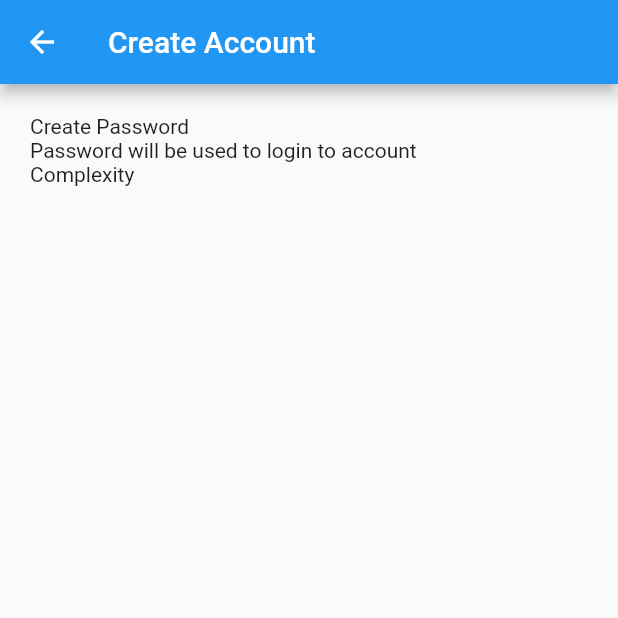
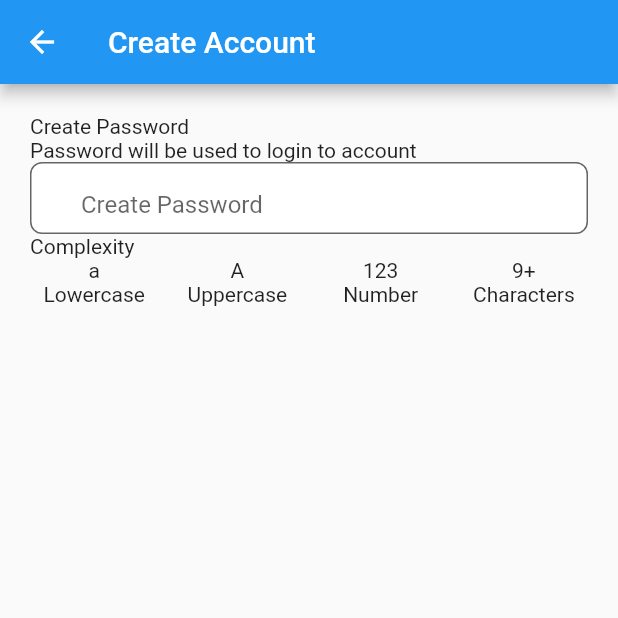
Before and after one commit to fauzyahmad/gin_finance_test, a Flutter app: the CreatePasswordScreen screen opened directly, on a phone screen of 412 x 824 dp, the top half of it. Run offline on Flutter 3.47's test engine with Material 2 defaults, Android fonts, the phone set to English and light mode, and no system bars.

Commit message:
password with textfield custom widget

```diff
--- a/lib/ui/views/create_password_screen.dart
+++ b/lib/ui/views/create_password_screen.dart
@@ -1,4 +1,5 @@
 import 'package:flutter/material.dart';
+import 'package:gin_finance_test/ui/widgets/custom_textfield.dart';
 
 class CreatePasswordScreen extends StatefulWidget {
   CreatePasswordScreen({Key? key}) : super(key: key);
@@ -8,6 +9,7 @@ class CreatePasswordScreen extends StatefulWidget {
 }
 
 class _CreatePasswordScreenState extends State<CreatePasswordScreen> {
+  TextEditingController _password = TextEditingController();
   @override
   Widget build(BuildContext context) {
     return Scaffold(
@@ -25,10 +27,72 @@ class _CreatePasswordScreenState extends State<CreatePasswordScreen> {
             Text(
               'Password will be used to login to account',
             ),
-            //textformfield
+            CustomTextField(
+              hintText: 'Create Password',
+              obscureText: true,
+              onSubmitField: () => print('aa'),
+              onChange: () => print('qwe'),
+              controller: _password,
+              prefixIcon: Icon(Icons.remove_red_eye),
+            ),
             Text('Complexity'),
             //Row for uppercase, lowecase, number, characters
             //TODO: make algoritm check if all required passed
+            Row(
+              crossAxisAlignment: CrossAxisAlignment.center,
+              mainAxisAlignment: MainAxisAlignment.center,
+              children: [
+                Expanded(
+                  child: Column(
+                    crossAxisAlignment: CrossAxisAlignment.center,
+                    mainAxisAlignment: MainAxisAlignment.center,
+                    children: [
+                      Text('a'),
+                      Text('Lowercase'),
+                    ],
+                  ),
+                ),
+                SizedBox(
+                  width: 10,
+                ),
+                Expanded(
+                  child: Column(
+                    crossAxisAlignment: CrossAxisAlignment.center,
+                    mainAxisAlignment: MainAxisAlignment.center,
+                    children: [
+                      Text('A'),
+                      Text('Uppercase'),
+                    ],
+                  ),
+                ),
+                SizedBox(
+                  width: 10,
+                ),
+                Expanded(
+                  child: Column(
+                    crossAxisAlignment: CrossAxisAlignment.center,
+                    mainAxisAlignment: MainAxisAlignment.center,
+                    children: [
+                      Text('123'),
+                      Text('Number'),
+                    ],
+                  ),
+                ),
+                SizedBox(
+                  width: 10,
+                ),
+                Expanded(
+                  child: Column(
+                    crossAxisAlignment: CrossAxisAlignment.center,
+                    mainAxisAlignment: MainAxisAlignment.center,
+                    children: [
+                      Text('9+'),
+                      Text('Characters'),
+                    ],
+                  ),
+                ),
+              ],
+            )
           ],
         ),
       ),
```
